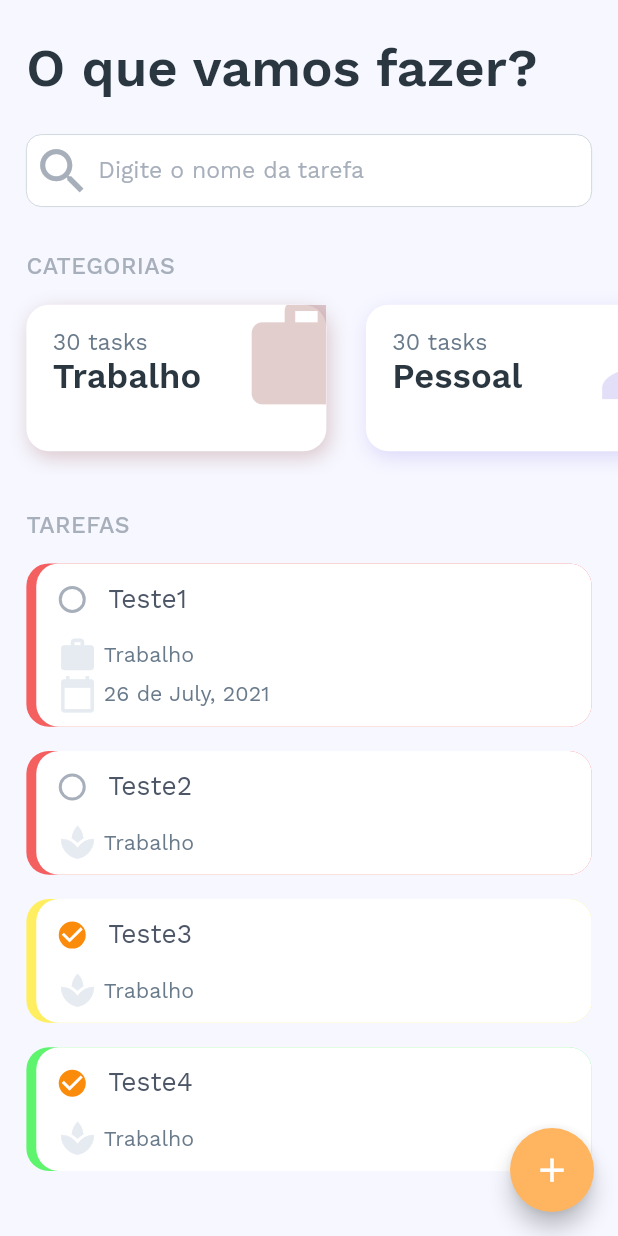
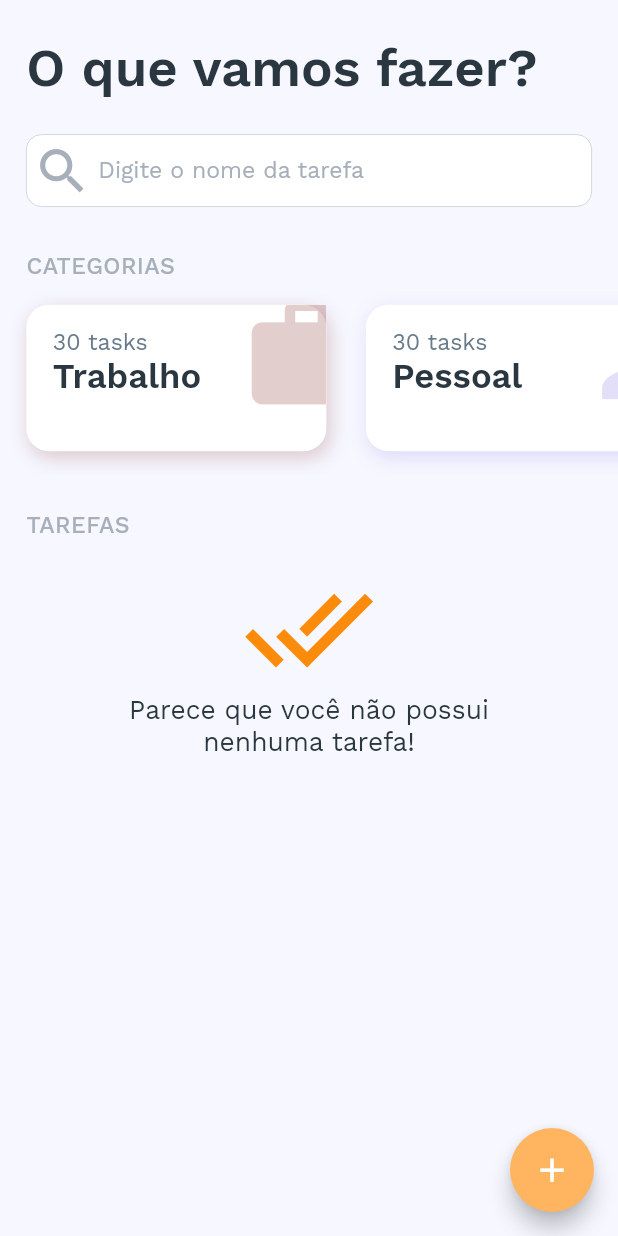
Before and after one commit to ViniOkamoto/ExameTodoList, a Flutter app: the screen it shows after launch, on a phone screen of 412 x 824 dp. Run offline on Flutter 3.47's test engine with Material 2 defaults, Android fonts, the phone set to English and light mode, and no system bars; our stand-ins replace equatable, flutter_bloc, get_it, hive, hive_flutter; accounts and stored records are empty; generated files the repository leaves out were written again.

Commit message:
feat(Home): added method to get list and delete

```diff
--- a/lib/core/router/router.dart
+++ b/lib/core/router/router.dart
@@ -1,4 +1,5 @@
 import 'package:exame_todo_list/core/router/routes.dart';
+import 'package:exame_todo_list/features/models/todo.dart';
 import 'package:exame_todo_list/features/screens/home/home_page.dart';
 import 'package:exame_todo_list/features/screens/todo/todo_page.dart';
 import 'package:flutter/material.dart';
@@ -8,9 +9,9 @@ class Router {
     switch (settings.name) {
       case Routes.home:
         return MaterialPageRoute(builder: (_) => HomePage(), settings: settings);
-
       case Routes.todo:
-        return MaterialPageRoute(builder: (_) => TodoPage(), settings: settings);
+        final todo = settings.arguments as Todo?;
+        return MaterialPageRoute(builder: (_) => TodoPage(todo: todo), settings: settings);
       default:
         return MaterialPageRoute(
           builder: (_) => Scaffold(
--- a/lib/core/services/di/service_locator.dart
+++ b/lib/core/services/di/service_locator.dart
@@ -1,6 +1,8 @@
+import 'package:exame_todo_list/core/services/hive/boxes.dart';
 import 'package:exame_todo_list/core/services/hive/hive_service.dart';
 import 'package:exame_todo_list/features/datasources/todo_local_data_source.dart';
 import 'package:exame_todo_list/features/repositories/todo_repository.dart';
+import 'package:exame_todo_list/features/screens/home/home_bloc.dart';
 import 'package:exame_todo_list/features/screens/todo/todo_bloc.dart';
 import 'package:get_it/get_it.dart';
 import 'package:hive/hive.dart';
@@ -8,7 +10,7 @@ import 'package:hive/hive.dart';
 final GetIt serviceLocator = GetIt.I;
 
 Future<void> setupLocator() async {
-  serviceLocator.registerSingleton<HiveService>((HiveService(hive: Hive)));
+  serviceLocator.registerSingleton<HiveService>((HiveService(hive: Hive, boxes: Boxes())));
   serviceLocator.registerLazySingleton<TodoLocalDataSource>(
     () => TodoLocalDataSourceImplementation(
       hive: serviceLocator<HiveService>(),
@@ -21,4 +23,5 @@ Future<void> setupLocator() async {
   );
 
   serviceLocator.registerFactory(() => TodoBloc(todoRepository: serviceLocator<TodoRepository>()));
+  serviceLocator.registerFactory(() => HomeBloc(todoRepository: serviceLocator<TodoRepository>()));
 }
--- a/lib/features/datasources/todo_local_data_source.dart
+++ b/lib/features/datasources/todo_local_data_source.dart
@@ -16,7 +16,7 @@ class TodoLocalDataSourceImplementation implements TodoLocalDataSource {
   @override
   Future<List<Todo>> getTaskList() async {
     try {
-      final box = await hive.openBox(typeString: 'todo');
+      final box = await hive.getBox(typeString: 'todo');
 
       List<Todo> todoList = box.values.toList() as List<Todo>;
 
@@ -40,7 +40,7 @@ class TodoLocalDataSourceImplementation implements TodoLocalDataSource {
   @override
   Future<void> createTask(Todo todo) async {
     try {
-      final box = await hive.openBox(typeString: 'todo');
+      final box = await hive.getBox(typeString: 'todo');
 
       box.add(todo);
     } on LocalCacheException catch (e) {
--- /dev/null
+++ b/lib/features/events/home_event.dart
@@ -0,0 +1,28 @@
+import 'package:exame_todo_list/features/enums/todo_category_enum.dart';
+import 'package:exame_todo_list/features/models/todo.dart';
+
+abstract class HomeEvent {}
+
+class TodoTouched extends HomeEvent {
+  final Todo todo;
+
+  TodoTouched({required this.todo});
+}
+
+class FilterList extends HomeEvent {
+  final TodoCategoryEnum category;
+
+  FilterList({required this.category});
+}
+
+class TodoDeleted extends HomeEvent {
+  final Todo todo;
+  final int index;
+
+  TodoDeleted({required this.todo, required this.index});
+}
+
+class FetchTaskList extends HomeEvent {
+  final List<Todo> todoList;
+  FetchTaskList({required this.todoList});
+}
--- a/lib/features/models/todo.dart
+++ b/lib/features/models/todo.dart
@@ -9,15 +9,15 @@ part 'todo.g.dart';
 @HiveType(typeId: HiveNamesHelper.todoBoxName)
 class Todo with EquatableMixin, HiveObjectMixin {
   @HiveField(HiveNamesHelper.titleTodoField)
-  final String title;
+  late String title;
   @HiveField(HiveNamesHelper.dateTimeTodoField)
-  final DateTime? dateTime;
+  late DateTime? dateTime;
   @HiveField(HiveNamesHelper.priorityTodoField)
-  final TodoPriorityEnum priority;
+  late TodoPriorityEnum priority;
   @HiveField(HiveNamesHelper.categoryTodoField)
-  final TodoCategoryEnum category;
+  late TodoCategoryEnum category;
   @HiveField(HiveNamesHelper.itsDoneTodoField)
-  final bool itsDone;
+  late bool itsDone;
 
   Todo({
     required this.title,
@@ -27,6 +27,21 @@ class Todo with EquatableMixin, HiveObjectMixin {
     required this.itsDone,
   });
 
+  Todo copyWith({
+    String? title,
+    DateTime? dateTime,
+    TodoCategoryEnum? category,
+    TodoPriorityEnum? priority,
+    bool? itsDone,
+  }) =>
+      Todo(
+        title: title ?? this.title,
+        dateTime: dateTime ?? this.dateTime,
+        category: category ?? this.category,
+        priority: priority ?? this.priority,
+        itsDone: itsDone ?? this.itsDone,
+      );
+
   @override
   List<Object?> get props => [dateTime, category, itsDone, priority, title];
 }
--- /dev/null
+++ b/lib/features/screens/home/home_bloc.dart
@@ -0,0 +1,29 @@
+import 'package:exame_todo_list/features/events/home_event.dart';
+import 'package:exame_todo_list/features/repositories/todo_repository.dart';
+import 'package:exame_todo_list/features/state/home_state.dart';
+import 'package:flutter_bloc/flutter_bloc.dart';
+
+class HomeBloc extends Bloc<HomeEvent, HomeState> {
+  final TodoRepository _repository;
+  HomeBloc({required TodoRepository todoRepository})
+      : this._repository = todoRepository,
+        super(HomeState());
+
+  @override
+  Stream<HomeState> mapEventToState(HomeEvent event) async* {
+    yield state.copyWith(exception: null);
+    if (event is FetchTaskList) {
+      if (event.todoList.length != state.todoList.length) yield state.copyWith(todoList: event.todoList);
+    }
+    if (event is FilterList) {
+      yield state.copyWith();
+    } else if (event is TodoTouched) {
+      final result = await _repository.updateTask(event.todo);
+      yield state.copyWith(exception: result.exception);
+    } else if (event is TodoDeleted) {
+      final result = await _repository.deleteTask(event.todo);
+      if (result.exception == null) state.todoList.remove(event.index);
+      yield state.copyWith(exception: result.exception);
+    }
+  }
+}
--- a/lib/features/screens/home/home_page.dart
+++ b/lib/features/screens/home/home_page.dart
@@ -1,17 +1,37 @@
 import 'package:exame_todo_list/core/router/routes.dart';
+import 'package:exame_todo_list/core/services/di/service_locator.dart';
+import 'package:exame_todo_list/core/services/hive/boxes.dart';
 import 'package:exame_todo_list/core/theme/colors.dart';
 import 'package:exame_todo_list/core/theme/typography.dart';
 import 'package:exame_todo_list/core/utils/size_converter.dart';
 import 'package:exame_todo_list/features/enums/todo_category_enum.dart';
-import 'package:exame_todo_list/features/enums/todo_priority_enum.dart';
+import 'package:exame_todo_list/features/events/home_event.dart';
 import 'package:exame_todo_list/features/models/todo.dart';
+import 'package:exame_todo_list/features/screens/home/home_bloc.dart';
 import 'package:exame_todo_list/features/screens/home/widgets/category_card.dart';
 import 'package:exame_todo_list/features/screens/home/widgets/search_todo/search_text_field.dart';
 import 'package:exame_todo_list/features/screens/home/widgets/todo_card.dart';
+import 'package:exame_todo_list/features/state/home_state.dart';
 import 'package:exame_todo_list/features/widgets/spacing.dart';
 import 'package:flutter/material.dart';
+import 'package:flutter_bloc/flutter_bloc.dart';
+import 'package:hive/hive.dart';
+import 'package:hive_flutter/hive_flutter.dart';
 
-class HomePage extends StatelessWidget {
+class HomePage extends StatefulWidget {
+  @override
+  _HomePageState createState() => _HomePageState();
+}
+
+class _HomePageState extends State<HomePage> {
+  late final HomeBloc _homeBloc;
+
+  @override
+  void initState() {
+    _homeBloc = serviceLocator<HomeBloc>();
+    super.initState();
+  }
+
   @override
   Widget build(BuildContext context) {
     return Scaffold(
@@ -26,7 +46,9 @@ class HomePage extends StatelessWidget {
         },
       ),
       backgroundColor: TodoColors.lightestColor,
-      body: SafeArea(
+      body: BlocProvider(
+        create: (context) => _homeBloc,
+        child: SafeArea(
           child: Row(
             children: [
               Expanded(
@@ -36,14 +58,21 @@ class HomePage extends StatelessWidget {
                     _HeaderPage(),
                     _CategoryList(),
                     Spacing(height: 24),
-                  Expanded(child: _TodoList()),
+                    _TodoList(),
                   ],
                 ),
               )
             ],
           ),
         ),
+      ),
     );
+  }
+
+  @override
+  void dispose() {
+    Hive.close();
+    super.dispose();
   }
 }
 
@@ -84,36 +113,10 @@ class _HeaderPage extends StatelessWidget {
 }
 
 class _TodoList extends StatelessWidget {
-  final List<Todo> todoList = [
-    Todo(
-        title: "Teste1",
-        dateTime: DateTime.now(),
-        itsDone: false,
-        priority: TodoPriorityEnum.highPriority,
-        category: TodoCategoryEnum.work),
-    Todo(
-      title: "Teste2",
-      itsDone: false,
-      priority: TodoPriorityEnum.highPriority,
-      category: TodoCategoryEnum.wellness,
-    ),
-    Todo(
-      title: "Teste3",
-      itsDone: true,
-      priority: TodoPriorityEnum.mediumPriority,
-      category: TodoCategoryEnum.wellness,
-    ),
-    Todo(
-      title: "Teste4",
-      itsDone: true,
-      priority: TodoPriorityEnum.lowPriority,
-      category: TodoCategoryEnum.wellness,
-    ),
-  ];
-
   @override
   Widget build(BuildContext context) {
-    return Column(
+    return Expanded(
+      child: Column(
         crossAxisAlignment: CrossAxisAlignment.start,
         children: [
           Padding(
@@ -126,25 +129,82 @@ class _TodoList extends StatelessWidget {
             ),
           ),
           Spacing(height: 16),
-        Expanded(
-          child: ListView.separated(
+          BlocBuilder<HomeBloc, HomeState>(
+            builder: (context, state) {
+              return ValueListenableBuilder<Box<Todo>>(
+                valueListenable: Boxes().getTaskList().listenable(),
+                builder: (contextListenable, box, _) {
+                  List<Todo> todoList = box.values.toList().cast<Todo>();
+                  context.read<HomeBloc>().add(FetchTaskList(todoList: todoList));
+
+                  if (todoList.isEmpty)
+                    return Padding(
+                      padding: EdgeInsets.symmetric(
+                        horizontal: SizeConverter.relativeWidth(40),
+                      ),
+                      child: Center(
+                        child: Column(
+                          crossAxisAlignment: CrossAxisAlignment.center,
+                          children: [
+                            Icon(
+                              Icons.done_all,
+                              size: SizeConverter.fontSize(80),
+                              color: TodoColors.highlightColor,
+                            ),
+                            Text(
+                              "Parece que você não possui nenhuma tarefa!",
+                              textAlign: TextAlign.center,
+                              style: TodoTypo.p2(color: TodoColors.darkestColor),
+                            )
+                          ],
+                        ),
+                      ),
+                    );
+                  return Expanded(
+                    child: ListView.builder(
                       physics: BouncingScrollPhysics(),
                       padding: EdgeInsets.symmetric(
-              horizontal: SizeConverter.relativeWidth(16),
+                          horizontal: SizeConverter.relativeWidth(16), vertical: SizeConverter.relativeHeight(16)),
+                      itemBuilder: (context, index) {
+                        Todo todo = state.todoList[index];
+                        return TodoCard(
+                          onDismissed: (direction) {
+                            switch (direction) {
+                              case DismissDirection.startToEnd:
+                                Navigator.pushNamed(context, Routes.todo, arguments: todo);
+                                break;
+                              case DismissDirection.endToStart:
+                                context.read<HomeBloc>().add(TodoDeleted(todo: todo, index: index));
+                                ScaffoldMessenger.of(context).showSnackBar(
+                                  SnackBar(
+                                    content: Text('Tarefa excluída'),
                                   ),
-            separatorBuilder: (context, index) {
-              return Spacing(height: 16);
+                                );
+                                break;
+                              default:
+                                break;
+                            }
                           },
-            itemBuilder: (context, index) {
-              return TodoCard(
-                todo: todoList[index],
-                onChanged: (bool) {},
+                          todo: todo,
+                          onChanged: (bool) {
+                            todo.itsDone = bool!;
+                            context.read<HomeBloc>().add(
+                                  TodoTouched(
+                                    todo: todo,
+                                  ),
                                 );
                           },
-            itemCount: todoList.length,
+                        );
+                      },
+                      itemCount: state.todoList.length,
                     ),
+                  );
+                },
+              );
+            },
           ),
         ],
+      ),
     );
   }
 }
--- a/lib/features/state/home_state.dart
+++ b/lib/features/state/home_state.dart
@@ -3,20 +3,20 @@ import 'package:exame_todo_list/core/errors/common_exceptions.dart';
 import 'package:exame_todo_list/features/models/todo.dart';
 
 class HomeState extends Equatable {
-  final List<Todo>? todoList;
+  final List<Todo> todoList;
   final bool hasError;
   final bool isLoading;
   final Failure? exception;
 
   HomeState({
-    this.todoList,
+    this.todoList = const [],
     this.hasError = false,
     this.isLoading = false,
     this.exception,
   });
   factory HomeState.loading() => HomeState(isLoading: true);
 
-  factory HomeState.success({List<Todo>? todoList}) => HomeState(
+  factory HomeState.success({required List<Todo> todoList}) => HomeState(
         todoList: todoList,
       );
 
--- a/pubspec.yaml
+++ b/pubspec.yaml
@@ -13,6 +13,8 @@ dependencies:
   outline_material_icons: ^0.1.1
   intl:
   get_it: ^7.2.0
+  hive_flutter:
+  dartx: ^0.7.1
 
   flutter:
     sdk: flutter
```
Also changed, not shown: lib/features/screens/home/widgets/todo_card.dart (+66 -6 lines). Lines whose indentation alone changed are shown as unchanged.
